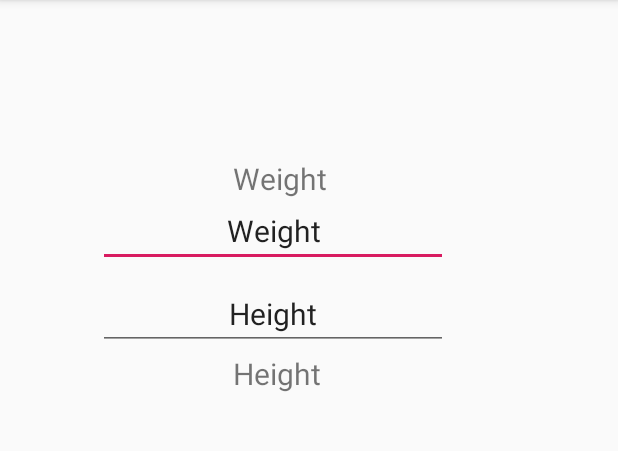
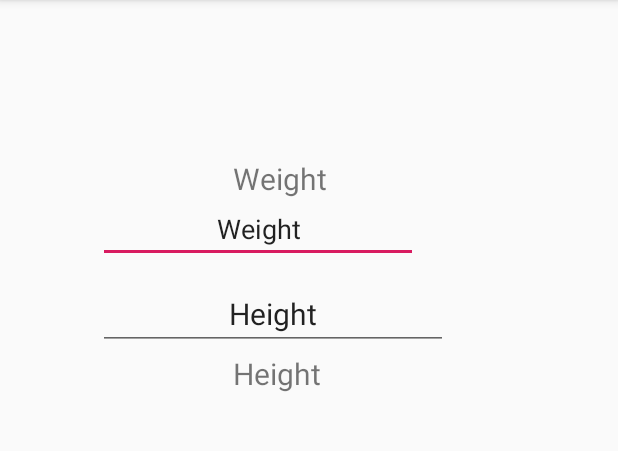
Before and after one commit to slavisha84/FitnessTracker, an Android app: the screen it shows after launch (MainActivity), on a phone screen of 412 x 824 dp, the part 84-535 px from its top. Run offline under Robolectric (Android 15) with nearby library versions, the phone set to English and light mode, and no system bars.

Commit message:
FONT SIZE

```diff
--- a/app/src/main/res/layout/activity_main.xml
+++ b/app/src/main/res/layout/activity_main.xml
@@ -20,17 +20,17 @@
         app:layout_constraintTop_toTopOf="parent" />
 
     <EditText
-        android:text="@string/weight"
         android:layout_width="wrap_content"
         android:layout_height="wrap_content"
         android:layout_gravity="center_horizontal"
+        android:layout_marginStart="65dp"
         android:layout_marginTop="130dp"
-        android:layout_marginStart="65dp"
+        android:autofillHints="Enter Weight"
         android:ems="10"
         android:gravity="center_horizontal"
         android:inputType="number|numberDecimal"
-        android:textSize="20sp"
-        android:autofillHints="Enter Weight" />
+        android:text="@string/weight"
+        android:textSize="18sp" />
 
     <TextView
         android:text="@string/height"
```
